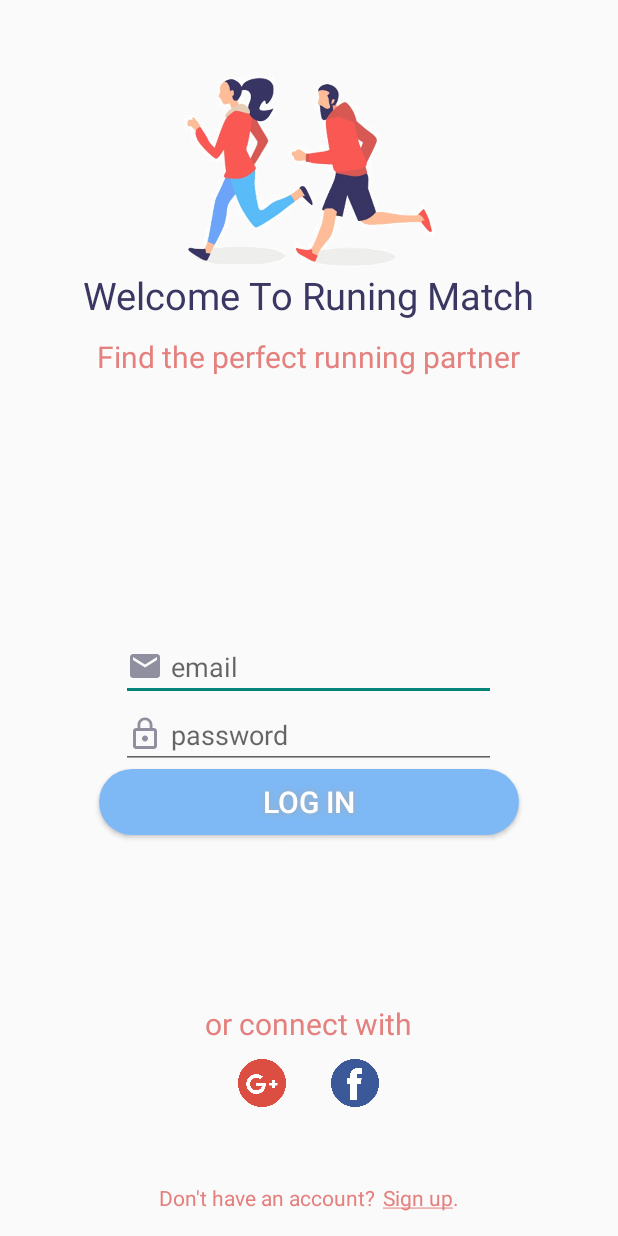
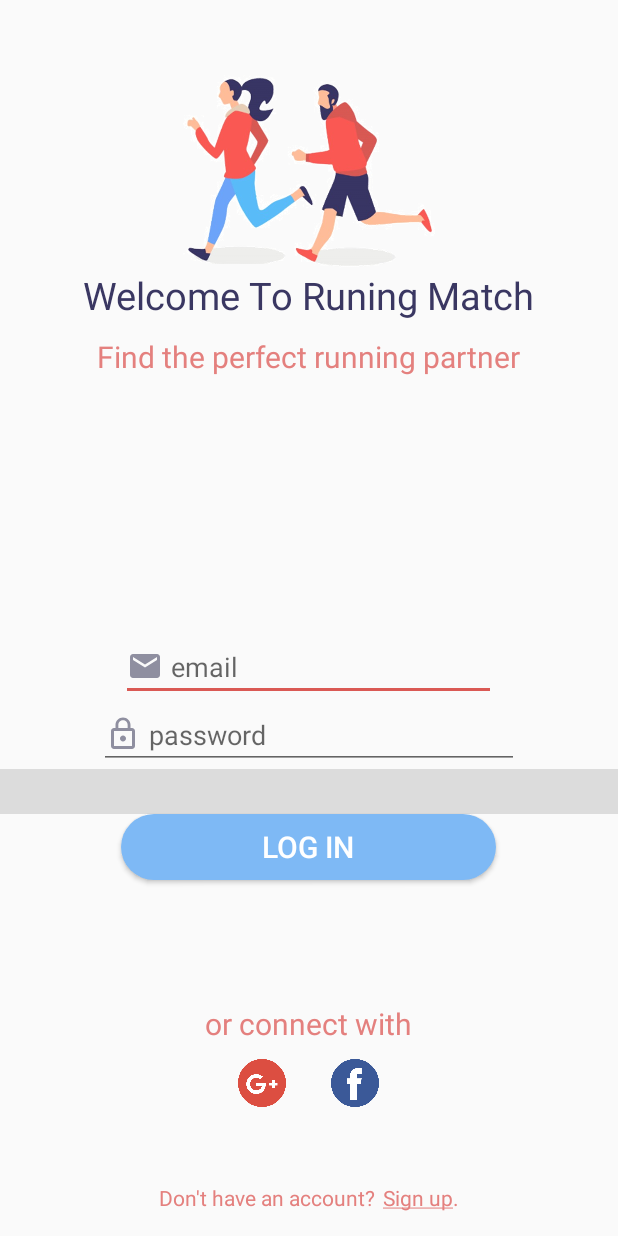
Before and after one commit to MeitalPeer77/MyApplication3, an Android app: the screen it shows after launch (MainActivity), on a phone screen of 412 x 824 dp. Run offline under Robolectric (Android 15) with nearby library versions, the light colour scheme and no system bars.

Commit message:
some color changes

```diff
--- a/app/src/main/AndroidManifest.xml
+++ b/app/src/main/AndroidManifest.xml
@@ -10,7 +10,7 @@
         android:label="@string/app_name"
         android:roundIcon="@mipmap/ic_launcher_round"
         android:supportsRtl="false"
-        android:theme="@style/Theme.AppCompat.Light.NoActionBar">
+        android:theme="@style/AppTheme">
         <activity
             android:name=".SettingsActivity"
             android:label="@string/title_activity_settings"
--- a/app/src/main/res/layout/activity_main.xml
+++ b/app/src/main/res/layout/activity_main.xml
@@ -72,7 +72,7 @@
 
         <EditText
             android:id="@+id/password"
-            android:layout_width="250dp"
+            android:layout_width="280dp"
             android:layout_height="wrap_content"
             android:layout_gravity="center"
             android:ems="10"
@@ -83,20 +83,23 @@
             android:drawableStart="@drawable/ic_lock_outline_black_24dp"
             />
 
+        <View
+            android:id="@+id/divider"
+            android:layout_width="match_parent"
+            android:layout_height="30dp"
+            android:background="?android:attr/listDivider" />
+
         <Button
             android:id="@+id/login_button"
-
-            android:layout_width="280dp"
+            android:layout_width="250dp"
             android:layout_height="44dp"
             android:layout_gravity="center"
+
             android:background="@drawable/button_big"
-            android:shadowColor="#A8A8A8"
-            android:shadowDx="0"
-            android:shadowDy="0"
-            android:shadowRadius="5"
-            android:text="Log In"
+            android:text="log in"
             android:textColor="#FFFFFF"
-            android:textSize="20sp" />
+            android:textSize="20sp"
+             />
 
     </LinearLayout>
 
--- a/app/src/main/res/values/styles.xml
+++ b/app/src/main/res/values/styles.xml
@@ -1,16 +1,22 @@
 <resources>
 
     <!-- Base application theme. -->
-    <style name="AppTheme" parent="Theme.AppCompat.Light.DarkActionBar">
-    </style>
-        <!-- Customize your theme here. -->
-    <style name="CustomToolBarStyle" parent="Theme.AppCompat.Light.NoActionBar">
-        <item name="android:background"> @color/red</item>
-        <item name="android:layout_height">?attr/actionBarSize</item>
+    <style name="AppTheme" parent="Theme.AppCompat.Light.NoActionBar">
         <item name="android:textColor">@color/darkBlue</item>
+        <item name="colorPrimary">@color/darkBlue</item>
+        <item name="colorPrimaryDark">@color/darkBlue</item>
+        <item name="colorAccent">@color/red</item>
 
 
     </style>
+        <!-- Customize your theme here. -->
+    <!--<style name="CustomToolBarStyle" parent="Theme.AppCompat.Light.NoActionBar">-->
+        <!--<item name="android:background"> @color/red</item>-->
+        <!--<item name="android:layout_height">?attr/actionBarSize</item>-->
+        <!--<item name="android:textColor">@color/darkBlue</item>-->
+
+
+    <!--</style>-->
     <style name="PopUp">
         <item name="android:windowIsTranslucent">true</item>
         <item name="android:windowCloseOnTouchOutside">true</item>
```
